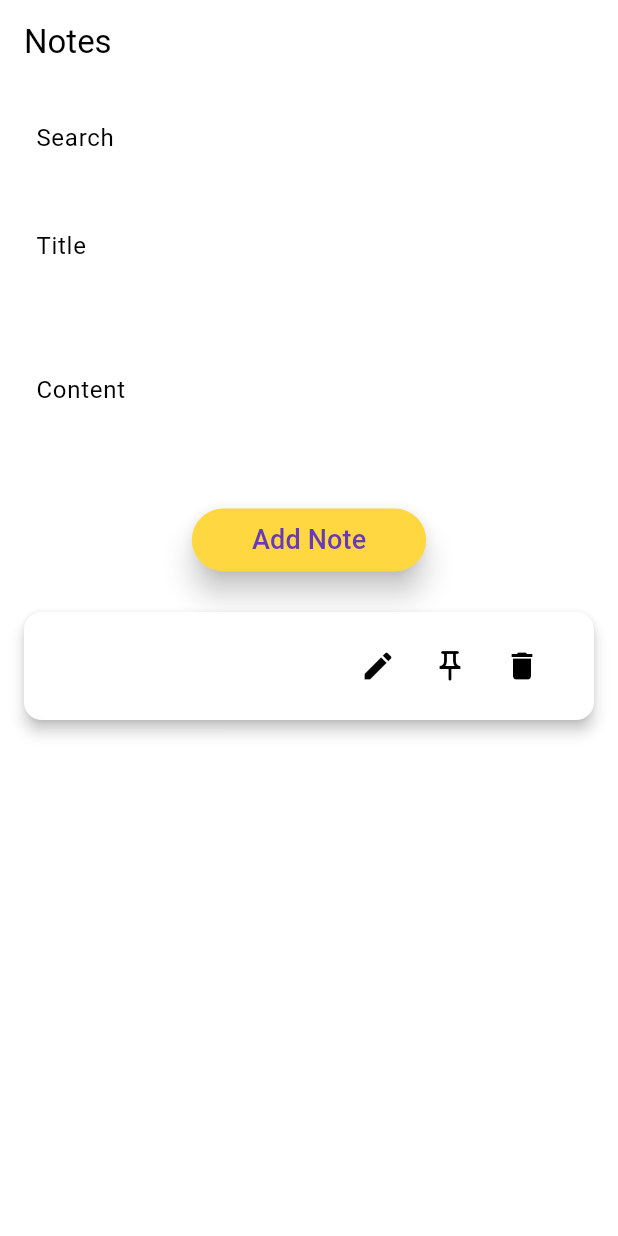
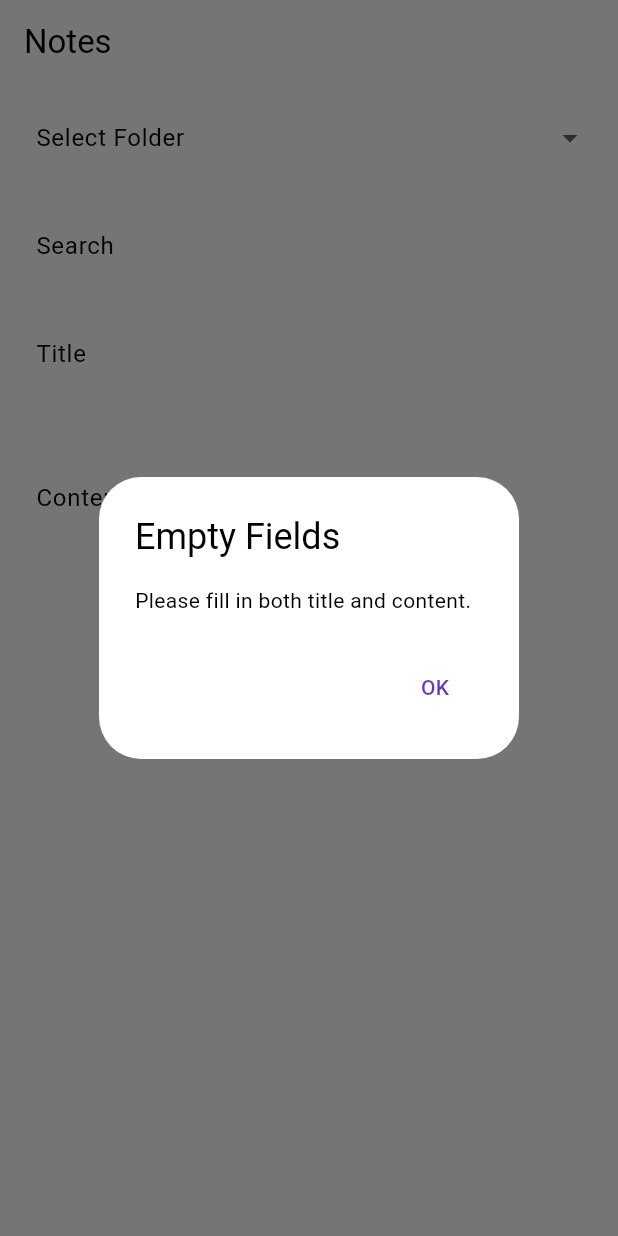
Before and after one commit to saman-tofighian/Note-Taking, a Flutter app: the screen it shows after launch, after a tap on "Add Note", on a phone screen of 412 x 824 dp. Run offline on Flutter 3.47's test engine with Material 3 defaults, Android fonts, the phone set to English and light mode, and no system bars; our stand-ins replace shared_preferences.

Commit message:
'complete_Sprint3'

```diff
--- a/lib/main.dart
+++ b/lib/main.dart
@@ -32,6 +32,14 @@ class _NoteHomePageState extends State<NoteHomePage> {
   TextEditingController _searchController = TextEditingController();
   List<Note> _notes = [];
   List<Note> _filteredNotes = [];
+  List<String> _folders = [
+    'Personal',
+    'Work',
+    'Ideas',
+    'Others'
+  ]; // Add list of folders
+
+  String _selectedFolder = ''; // Initialize selected folder as empty string
 
   @override
   void initState() {
@@ -65,6 +73,7 @@ class _NoteHomePageState extends State<NoteHomePage> {
       _notes.add(Note(
         title: _titleController.text,
         content: _contentController.text,
+        folder: _selectedFolder, // Set folder for the new note
         pinned: false,
       ));
       _titleController.clear();
@@ -162,8 +171,14 @@ class _NoteHomePageState extends State<NoteHomePage> {
         _filteredNotes = _notes; // If search term is empty, show all notes
       } else {
         _filteredNotes = _notes.where((note) {
-          return note.title.toLowerCase().contains(searchTerm) ||
-              note.content.toLowerCase().contains(searchTerm);
+          if (note.title.toLowerCase().contains(searchTerm) ||
+              note.content.toLowerCase().contains(searchTerm)) {
+            return true; // If title or content contains search term
+          } else {
+            return note.folder.toLowerCase().contains(searchTerm) &&
+                (note.folder == _selectedFolder);
+            // If search term matches folder and selected folder
+          }
         }).toList();
       }
     });
@@ -177,6 +192,28 @@ class _NoteHomePageState extends State<NoteHomePage> {
       ),
       body: Column(
         children: <Widget>[
+          Padding(
+            padding: const EdgeInsets.all(8.0),
+            child: DropdownButtonFormField(
+              value: _selectedFolder.isNotEmpty ? _selectedFolder : null,
+              onChanged: (value) {
+                setState(() {
+                  _selectedFolder = value.toString();
+                  _applySearchFilter(); // Call the search filter function
+                });
+              },
+              items: _folders.map((folder) {
+                return DropdownMenuItem(
+                  value: folder,
+                  child: Text(folder),
+                );
+              }).toList(),
+              decoration: InputDecoration(
+                labelText: 'Select Folder',
+                border: OutlineInputBorder(),
+              ),
+            ),
+          ),
           Padding(
             padding: const EdgeInsets.all(8.0),
             child: TextField(
@@ -214,7 +251,30 @@ class _NoteHomePageState extends State<NoteHomePage> {
           Padding(
             padding: const EdgeInsets.symmetric(vertical: 16.0),
             child: ElevatedButton(
-              onPressed: _addNote,
+              onPressed: () {
+                if (_titleController.text.isNotEmpty &&
+                    _contentController.text.isNotEmpty) {
+                  _addNote();
+                } else {
+                  showDialog(
+                    context: context,
+                    builder: (BuildContext context) {
+                      return AlertDialog(
+                        title: Text("Empty Fields"),
+                        content: Text("Please fill in both title and content."),
+                        actions: <Widget>[
+                          TextButton(
+                            child: Text("OK"),
+                            onPressed: () {
+                              Navigator.of(context).pop();
+                            },
+                          ),
+                        ],
+                      );
+                    },
+                  );
+                }
+              },
               child: Padding(
                 padding:
                     const EdgeInsets.symmetric(vertical: 8.0, horizontal: 16.0),
@@ -248,11 +308,8 @@ class _NoteHomePageState extends State<NoteHomePage> {
                   },
                   child: Card(
                     elevation: 4,
-                    margin:
-                        EdgeInsets.symmetric(vertical: 8, horizontal: 16),
-                    color: _filteredNotes[index].selected
-                        ? Colors.green
-                        : null,
+                    margin: EdgeInsets.symmetric(vertical: 8, horizontal: 16),
+                    color: _filteredNotes[index].selected ? Colors.green : null,
                     child: ListTile(
                       title: Text(
                         _filteredNotes[index].title,
@@ -277,8 +334,7 @@ class _NoteHomePageState extends State<NoteHomePage> {
                           IconButton(
                             icon: Icon(Icons.delete),
                             onPressed: () async {
-                              bool? delete =
-                                  await _deleteNoteDialog(index);
+                              bool? delete = await _deleteNoteDialog(index);
                               if (delete == true) {
                                 _deleteNote(index);
                               }
@@ -354,6 +410,7 @@ class _EditNotePageState extends State<EditNotePage> {
                       title: _titleController.text,
                       content: _contentController.text,
                       pinned: widget.note.pinned,
+                      folder: widget.note.folder, // Preserve folder information
                     ),
                   );
                 },
@@ -392,13 +449,15 @@ class Note {
   String title;
   String content;
   bool pinned;
-  bool selected;
+  bool selected; // Add selected field
+  String folder; // Add folder field
 
   Note({
     required this.title,
     required this.content,
     required this.pinned,
-    this.selected = false,
+    required this.folder, // Initialize folder field
+    this.selected = false, // Initialize selected as false
   });
 
   Map<String, dynamic> toMap() {
@@ -406,6 +465,7 @@ class Note {
       'title': title,
       'content': content,
       'pinned': pinned,
+      'folder': folder, // Save folder information
     };
   }
 
@@ -414,6 +474,8 @@ class Note {
       title: map['title'],
       content: map['content'],
       pinned: map['pinned'] ?? false,
+      folder: map['folder'] ??
+          'Others', // Initialize folder as 'Others' if not provided
     );
   }
 }
```
